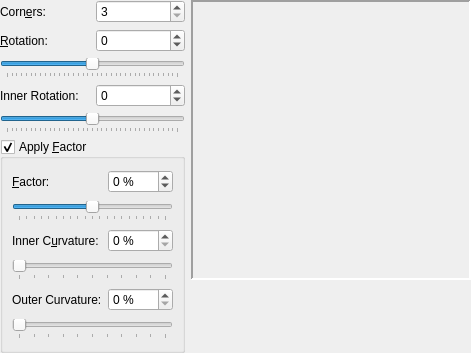
Before: the Qt Designer form scribus/ui/polygonwidgetbase.ui in scribusproject/scribus, drawn with Qt 5.
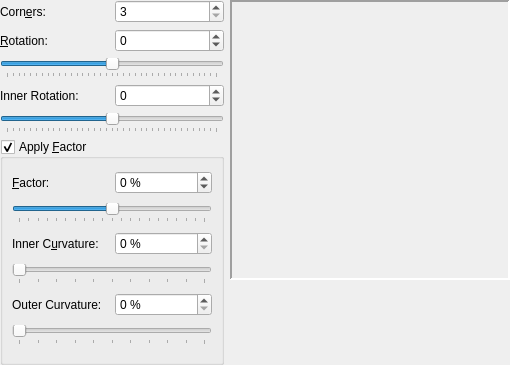
After: the same form once the commit is applied. Custom widgets are drawn as their Qt base class.

```diff
--- a/scribus/ui/polygonwidgetbase.ui
+++ b/scribus/ui/polygonwidgetbase.ui
@@ -6,8 +6,8 @@
    <rect>
     <x>0</x>
     <y>0</y>
-    <width>470</width>
-    <height>353</height>
+    <width>510</width>
+    <height>365</height>
    </rect>
   </property>
   <property name="sizePolicy">
@@ -42,6 +42,9 @@
          <property name="toolTip">
           <string>Number of corners for polygons</string>
          </property>
+         <property name="suffix">
+          <string notr="true"> </string>
+         </property>
          <property name="minimum">
           <number>3</number>
          </property>
```
